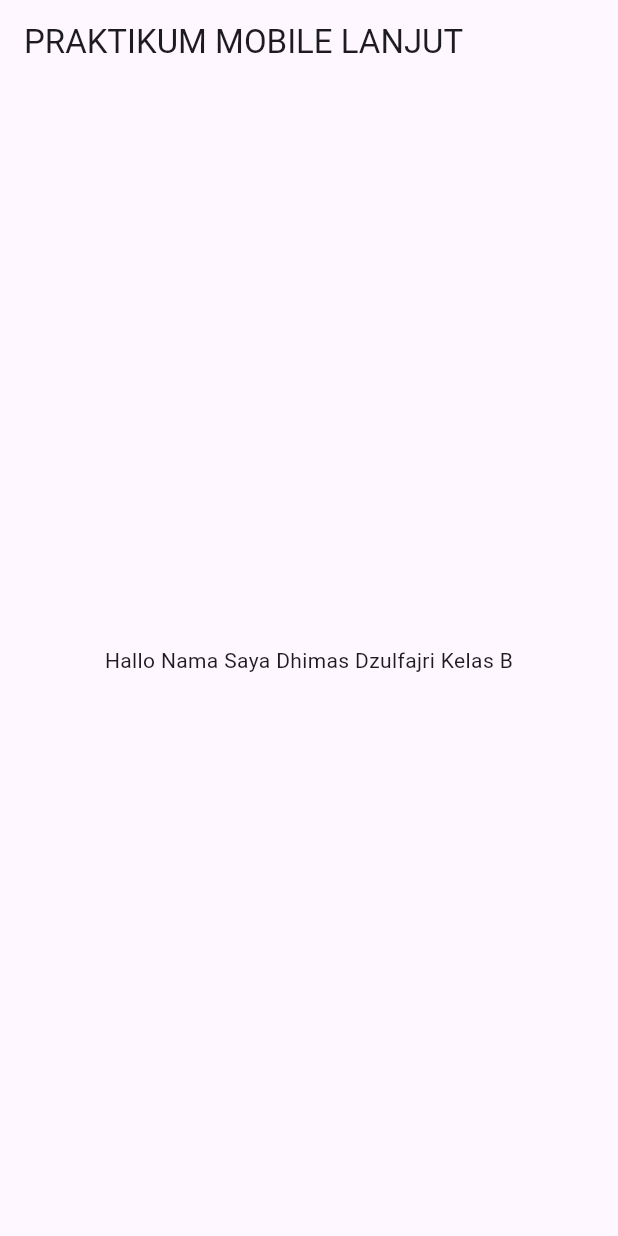
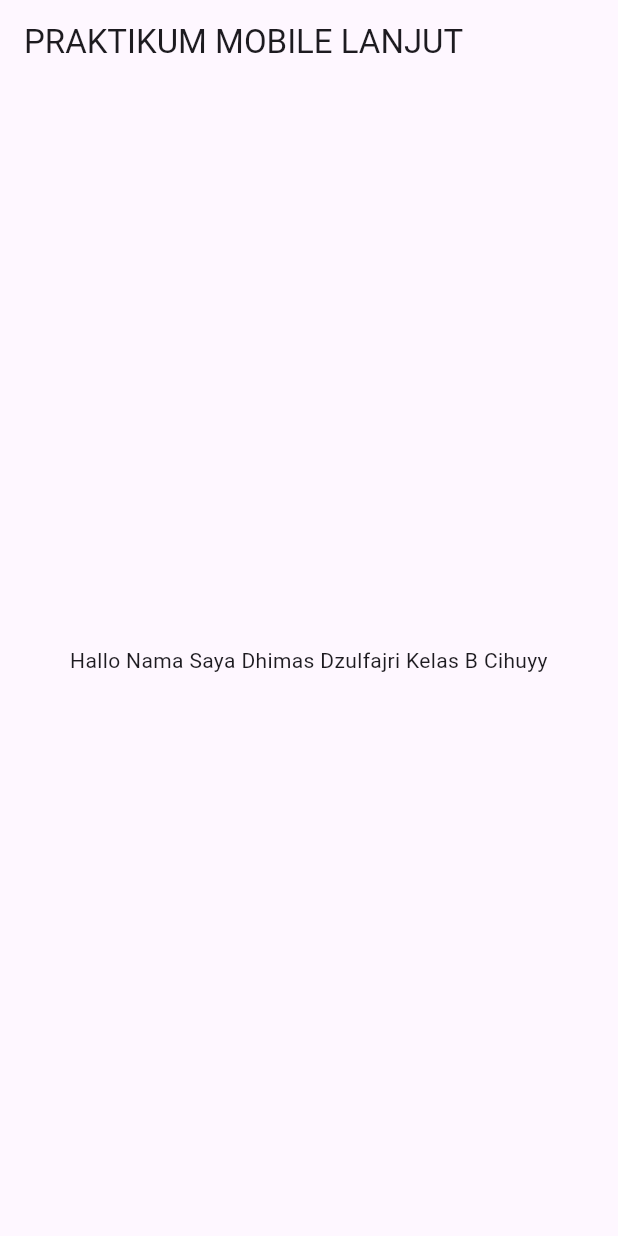
Before and after one commit to crazykillerrr/Prak-MOLA_Dhimas2317051076_AB, a Flutter app: the screen it shows after launch, on a phone screen of 412 x 824 dp. Run offline on Flutter 3.47's test engine with Material 3 defaults, Android fonts, the phone set to English and light mode, and no system bars.

Commit message:
tambahin cihuy

```diff
--- a/lib/main.dart
+++ b/lib/main.dart
@@ -19,7 +19,7 @@ class MyApp extends StatelessWidget {
         appBar: AppBar(title: const Text('PRAKTIKUM MOBILE LANJUT')),
         body: const Center(
           child: Text(
-            'Hallo Nama Saya Dhimas Dzulfajri Kelas B',
+            'Hallo Nama Saya Dhimas Dzulfajri Kelas B Cihuyy',
             textAlign: TextAlign.center,
           ),
         ),
```
